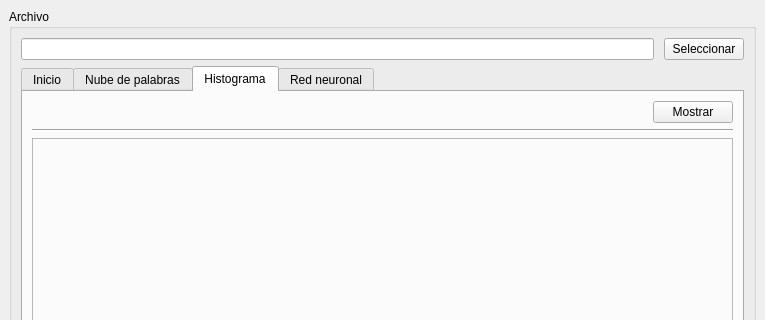
The window that resources/main_view.ui (BaezDa/word-cloud-mvc) describes before a commit, drawn with Qt 5; both pictures show x 0 to 765 and y 0 to 320 of the 765 by 548 pixel window.
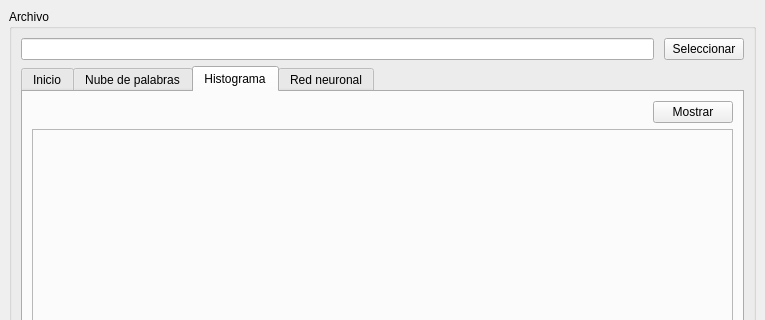
The same window after the commit. The open tabs and pages were chosen to show the change.

```diff
--- a/resources/main_view.ui
+++ b/resources/main_view.ui
@@ -236,7 +236,7 @@
           </attribute>
           <layout class="QVBoxLayout" name="verticalLayout_8">
            <item>
-            <layout class="QVBoxLayout" name="verticalLayout_7" stretch="0,0,1">
+            <layout class="QVBoxLayout" name="verticalLayout_7" stretch="0,1">
              <item>
               <layout class="QHBoxLayout" name="horizontalLayout_5">
                <item>
@@ -261,13 +261,6 @@
                </item>
               </layout>
              </item>
-             <item>
-              <widget class="Line" name="line_2">
-               <property name="orientation">
-                <enum>Qt::Horizontal</enum>
-               </property>
-              </widget>
-             </item>
              <item>
               <widget class="QFrame" name="frameHist">
                <property name="frameShape">
```
Left out of the diff: 11 changed lines with no effect on the pictures.
